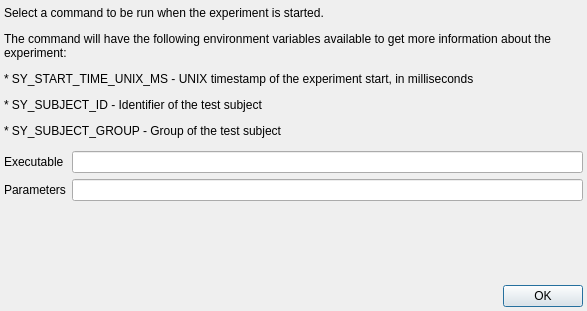
Qt form modules/runcmd/runcmdsettingsdlg.ui (syntalos/syntalos) before a commit.
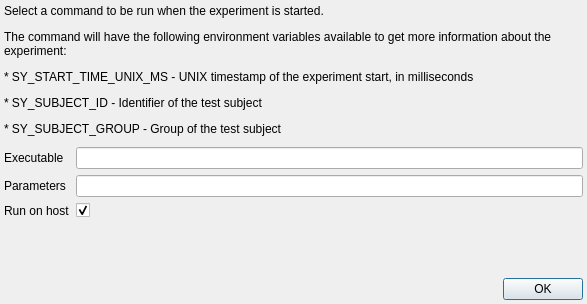
The same form after that commit.

Commit message: runcmd: Allow running commands on host if in Flatpak sandbox

```diff
--- a/modules/runcmd/runcmdsettingsdlg.ui
+++ b/modules/runcmd/runcmdsettingsdlg.ui
@@ -7,7 +7,7 @@
     <x>0</x>
     <y>0</y>
     <width>587</width>
-    <height>311</height>
+    <height>304</height>
    </rect>
   </property>
   <property name="windowTitle">
@@ -70,6 +70,20 @@
      <item row="1" column="1">
       <widget class="QLineEdit" name="parametersLineEdit"/>
      </item>
+     <item row="2" column="0">
+      <widget class="QLabel" name="runOnHostLabel">
+       <property name="text">
+        <string>Run on host</string>
+       </property>
+      </widget>
+     </item>
+     <item row="2" column="1">
+      <widget class="QCheckBox" name="runOnHostCheckBox">
+       <property name="checked">
+        <bool>true</bool>
+       </property>
+      </widget>
+     </item>
     </layout>
    </item>
    <item>
```
The commit also changes 6 other files.
